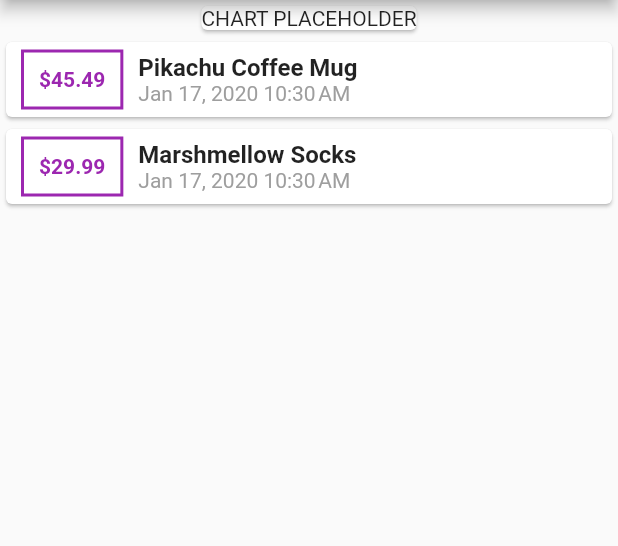
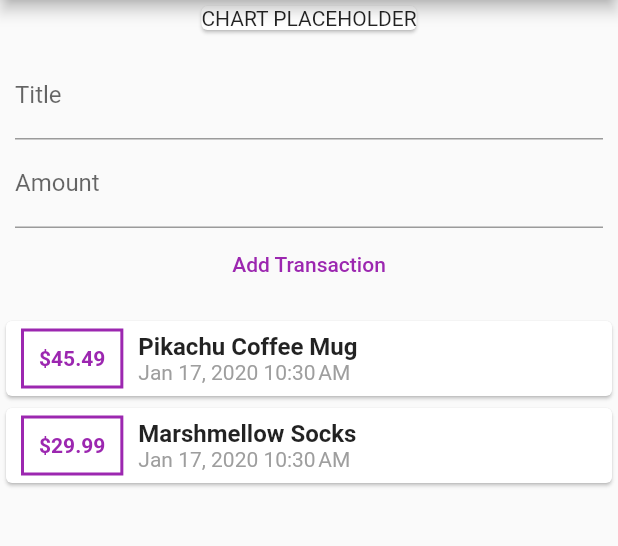
Before and after one commit to hawkeng/flutter-learning, a Flutter app: the screen it shows after launch, on a phone screen of 412 x 824 dp, the part 84-630 px from its top. Run offline on Flutter 3.47's test engine with Material 2 defaults, Android fonts, the phone set to English and light mode, and no system bars.

Commit message:
Add transaction form

```diff
--- a/expense_planner/lib/main.dart
+++ b/expense_planner/lib/main.dart
@@ -1,7 +1,8 @@
 import 'package:flutter/material.dart';
-import 'package:intl/intl.dart';
 
+import './transaction_item.dart';
 import './transaction.dart';
+import './transaction_form.dart';
 
 void main() => runApp(MyApp());
 
@@ -12,8 +13,13 @@ class MyApp extends StatelessWidget {
   }
 }
 
-class HomePage extends StatelessWidget {
-  final List<Transaction> transactions = [
+class HomePage extends StatefulWidget {
+  @override
+  _HomePageState createState() => _HomePageState();
+}
+
+class _HomePageState extends State<HomePage> {
+  List<Transaction> _transactions = [
     Transaction(
       id: "1",
       title: "Pikachu Coffee Mug",
@@ -28,6 +34,17 @@ class HomePage extends StatelessWidget {
     )
   ];
 
+  void addTransaction(Map<String, String> transactionData) {
+    setState(() {
+      _transactions.add(Transaction(
+        id: (_transactions.length + 1).toString(),
+        title: transactionData['title'],
+        amount: double.parse(transactionData['amount']),
+        date: DateTime.now(),
+      ));
+    });
+  }
+
   @override
   Widget build(BuildContext context) {
     return Scaffold(
@@ -37,54 +54,15 @@ class HomePage extends StatelessWidget {
         body: Column(
           children: <Widget>[
             Card(child: Text('CHART PLACEHOLDER')),
+            TransactionForm(
+              onSave: addTransaction,
+            ),
             Column(
-              children: transactions.map((transaction) {
-                return ExpenseItem(transaction);
+              children: _transactions.map((transaction) {
+                return TransactionItem(transaction);
               }).toList(),
             )
           ],
         ));
   }
 }
-
-class ExpenseItem extends StatelessWidget {
-  const ExpenseItem(this.transaction, {Key key}) : super(key: key);
-
-  final Transaction transaction;
-
-  @override
-  Widget build(BuildContext context) {
-    final dFormatter = new DateFormat.yMMMd().add_jm();
-
-    return Card(
-      child: Row(
-        children: <Widget>[
-          Container(
-            padding: EdgeInsets.all(10),
-            margin: EdgeInsets.symmetric(vertical: 5, horizontal: 10),
-            decoration: BoxDecoration(
-                border: Border.all(color: Colors.purple, width: 2)),
-            child: Text(
-              '\$${transaction.amount}',
-              style:
-                  TextStyle(fontWeight: FontWeight.bold, color: Colors.purple),
-            ),
-          ),
-          Column(
-            crossAxisAlignment: CrossAxisAlignment.start,
-            children: <Widget>[
-              Text(
-                transaction.title,
-                style: TextStyle(fontSize: 16, fontWeight: FontWeight.bold),
-              ),
-              Text(
-                dFormatter.format(transaction.date.toLocal()),
-                style: TextStyle(color: Colors.grey),
-              ),
-            ],
-          )
-        ],
-      ),
-    );
-  }
-}
--- /dev/null
+++ b/expense_planner/lib/transaction_form.dart
@@ -0,0 +1,39 @@
+import 'package:flutter/material.dart';
+
+class TransactionForm extends StatelessWidget {
+  TransactionForm({Key key, @required this.onSave}) : super(key: key);
+
+  final Function onSave;
+  final titleController = TextEditingController();
+  final amountController = TextEditingController();
+
+  @override
+  Widget build(BuildContext context) {
+    return Container(
+      padding: EdgeInsets.all(10),
+      child: Column(
+        children: <Widget>[
+          TextField(
+            decoration: InputDecoration(labelText: 'Title'),
+            controller: titleController,
+          ),
+          TextField(
+            decoration: InputDecoration(labelText: 'Amount'),
+            keyboardType: TextInputType.number,
+            controller: amountController,
+          ),
+          FlatButton(
+            child: Text('Add Transaction'),
+            textColor: Colors.purple,
+            onPressed: () {
+              onSave({
+                'title': titleController.text,
+                'amount': amountController.text
+              });
+            },
+          )
+        ],
+      ),
+    );
+  }
+}
--- /dev/null
+++ b/expense_planner/lib/transaction_item.dart
@@ -0,0 +1,45 @@
+import 'package:flutter/material.dart';
+import 'package:intl/intl.dart';
+import './transaction.dart';
+
+class TransactionItem extends StatelessWidget {
+  const TransactionItem(this.transaction, {Key key}) : super(key: key);
+
+  final Transaction transaction;
+
+  @override
+  Widget build(BuildContext context) {
+    final dFormatter = new DateFormat.yMMMd().add_jm();
+
+    return Card(
+      child: Row(
+        children: <Widget>[
+          Container(
+            padding: EdgeInsets.all(10),
+            margin: EdgeInsets.symmetric(vertical: 5, horizontal: 10),
+            decoration: BoxDecoration(
+                border: Border.all(color: Colors.purple, width: 2)),
+            child: Text(
+              '\$${transaction.amount}',
+              style:
+                  TextStyle(fontWeight: FontWeight.bold, color: Colors.purple),
+            ),
+          ),
+          Column(
+            crossAxisAlignment: CrossAxisAlignment.start,
+            children: <Widget>[
+              Text(
+                transaction.title,
+                style: TextStyle(fontSize: 16, fontWeight: FontWeight.bold),
+              ),
+              Text(
+                dFormatter.format(transaction.date.toLocal()),
+                style: TextStyle(color: Colors.grey),
+              ),
+            ],
+          )
+        ],
+      ),
+    );
+  }
+}
```
